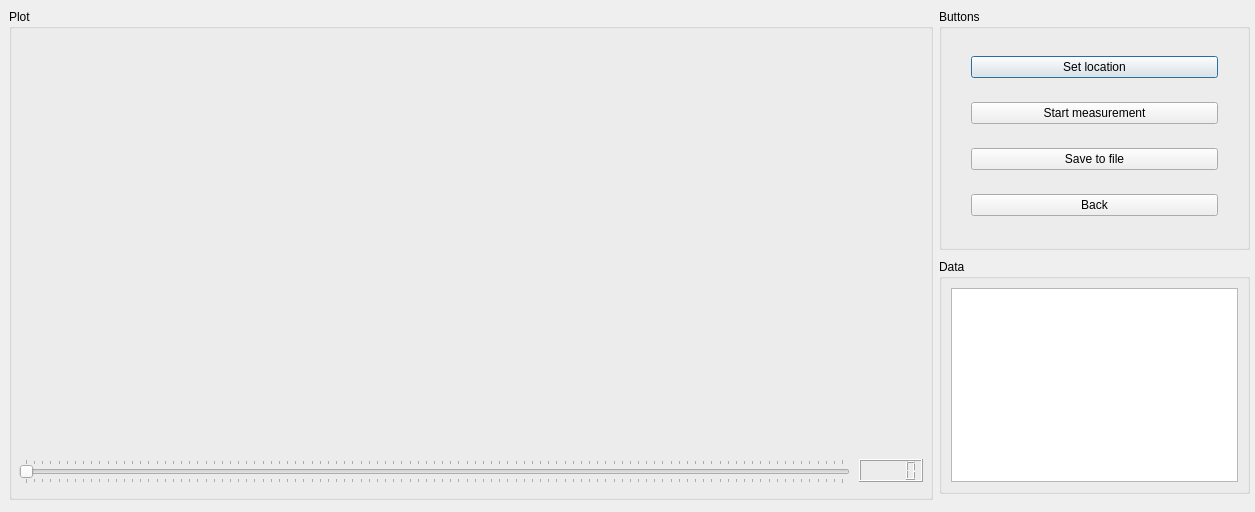
Qt form measurewindow.ui (Dawid-Lukasiewicz/ultrasonic-sensor-app) before a commit.
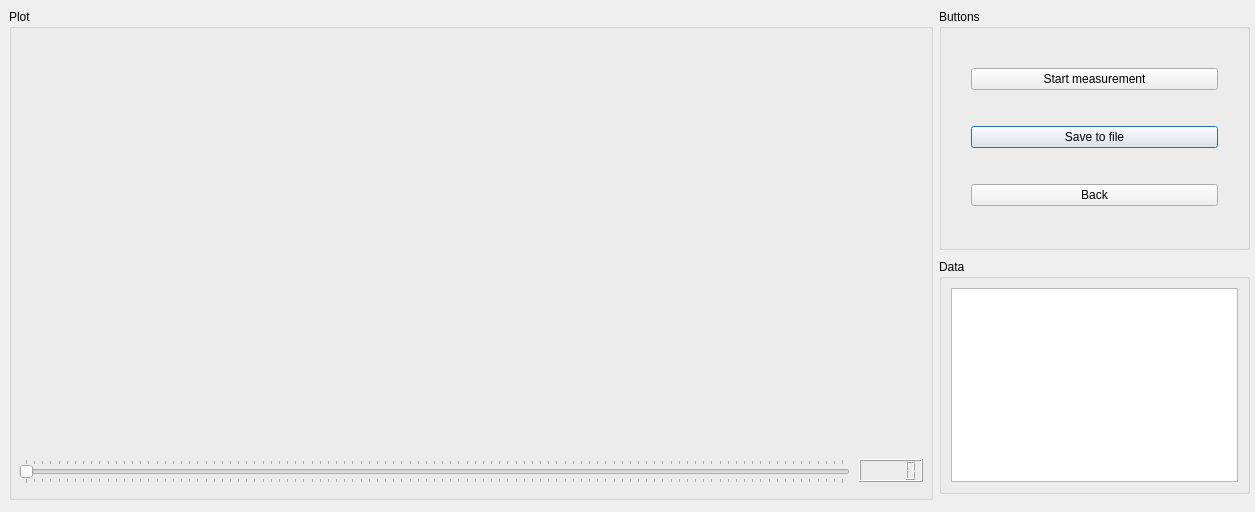
The same form after that commit. Custom widgets are drawn as their Qt base class.

Commit message: documentation, increased sensor range, deleting unused button

The edit to the form file:
```diff
--- a/measurewindow.ui
+++ b/measurewindow.ui
@@ -29,14 +29,7 @@
     <string>Buttons</string>
    </property>
    <layout class="QGridLayout" name="gridLayout">
-    <item row="0" column="1">
-     <widget class="QPushButton" name="SetLocationMeasureWindow">
-      <property name="text">
-       <string>Set location</string>
-      </property>
-     </widget>
-    </item>
-    <item row="1" column="0" rowspan="2">
+    <item row="0" column="0" rowspan="2">
      <spacer name="verticalSpacer">
       <property name="orientation">
        <enum>Qt::Vertical</enum>
@@ -50,39 +43,39 @@
      </spacer>
     </item>
     <item row="1" column="1">
-     <widget class="QPushButton" name="StartMeasureWindow">
-      <property name="text">
-       <string>Start measurement</string>
-      </property>
-     </widget>
-    </item>
-    <item row="1" column="2" rowspan="2">
-     <spacer name="verticalSpacer_2">
-      <property name="orientation">
-       <enum>Qt::Vertical</enum>
-      </property>
-      <property name="sizeHint" stdset="0">
-       <size>
-        <width>20</width>
-        <height>132</height>
-       </size>
-      </property>
-     </spacer>
-    </item>
-    <item row="2" column="1">
      <widget class="QPushButton" name="SaveMeasureWindow">
       <property name="text">
        <string>Save to file</string>
       </property>
      </widget>
     </item>
-    <item row="3" column="1">
+    <item row="2" column="1">
      <widget class="QPushButton" name="BackMeasureWindow">
       <property name="text">
        <string>Back</string>
       </property>
      </widget>
     </item>
+    <item row="0" column="1">
+     <widget class="QPushButton" name="StartMeasureWindow">
+      <property name="text">
+       <string>Start measurement</string>
+      </property>
+     </widget>
+    </item>
+    <item row="0" column="2" rowspan="2">
+     <spacer name="verticalSpacer_2">
+      <property name="orientation">
+       <enum>Qt::Vertical</enum>
+      </property>
+      <property name="sizeHint" stdset="0">
+       <size>
+        <width>20</width>
+        <height>132</height>
+       </size>
+      </property>
+     </spacer>
+    </item>
    </layout>
   </widget>
   <widget class="QGroupBox" name="GroupDataLog">
```
The commit also changes 2 other files.
